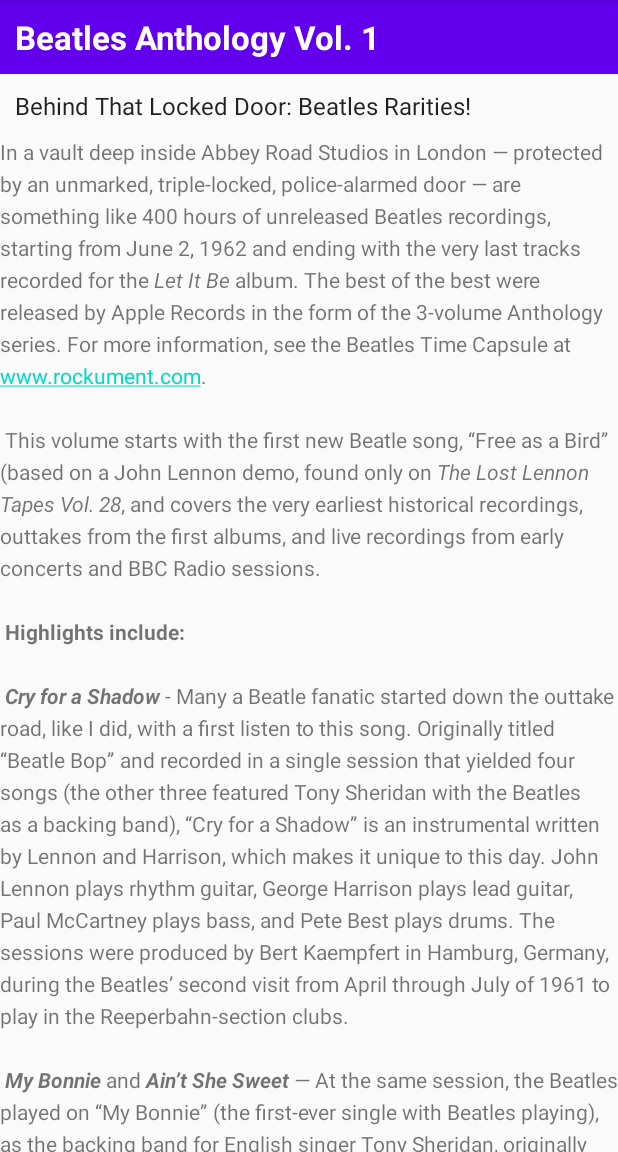
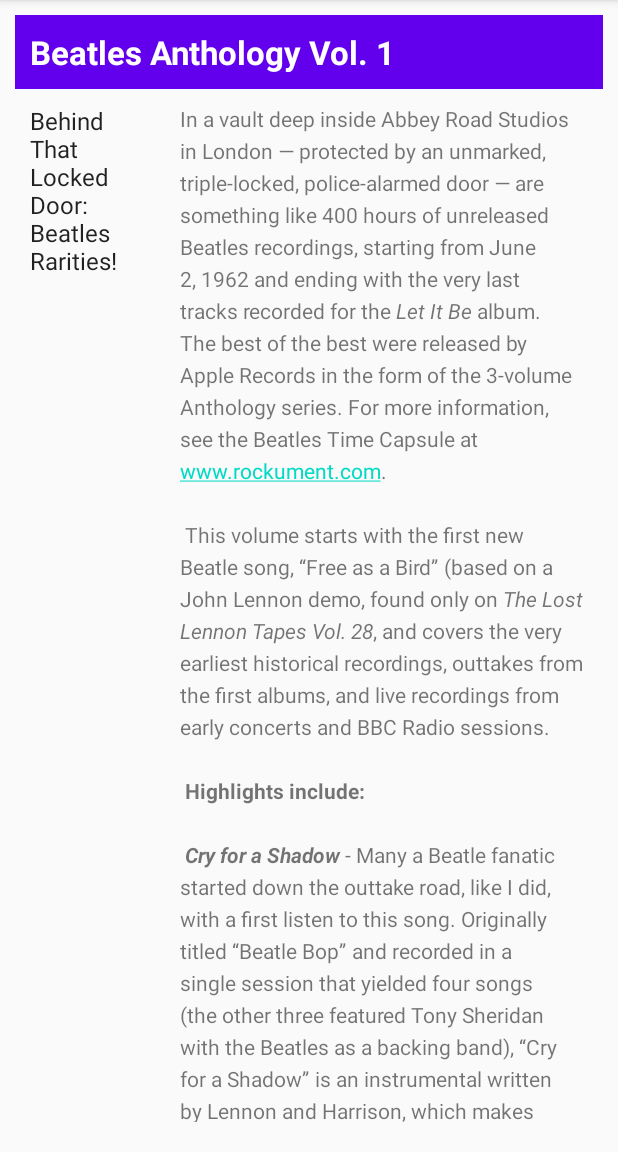
Before and after one commit to RromeroP/ScrollingText2, an Android app: the screen it shows after launch (MainActivity), on a phone screen of 412 x 824 dp, the part 84-1236 px from its top. Run offline under Robolectric (Android 15) with nearby library versions, the phone set to English and light mode, and no system bars.

Commit message:
Additional Exercise

```diff
--- a/app/src/main/res/layout/activity_main.xml
+++ b/app/src/main/res/layout/activity_main.xml
@@ -4,6 +4,7 @@
     xmlns:tools="http://schemas.android.com/tools"
     android:layout_width="match_parent"
     android:layout_height="match_parent"
+    android:padding="@dimen/padding_regular"
     tools:context=".MainActivity">
 
     <TextView
@@ -17,23 +18,32 @@
         android:textColor="@android:color/white"
         android:textStyle="bold" />
 
+    <LinearLayout
+        android:id="@+id/linear"
+        android:layout_width="match_parent"
+        android:layout_height="wrap_content"
+        android:layout_below="@id/article_heading"
+        android:orientation="horizontal">
+
+        <TextView
+            android:id="@+id/article_subheading"
+            android:layout_width="100dp"
+            android:layout_height="wrap_content"
+            android:padding="@dimen/padding_regular"
+            android:text="@string/article_subtitle"
+            android:textAppearance="@android:style/TextAppearance" />
+
+
         <ScrollView
-        android:layout_width="wrap_content"
+            android:layout_width="0dp"
             android:layout_height="wrap_content"
-        android:layout_below="@id/article_heading">
+            android:padding="@dimen/padding_regular"
+            android:layout_weight="1">
 
             <LinearLayout
                 android:layout_width="match_parent"
                 android:layout_height="wrap_content"
                 android:orientation="vertical">
-
-            <TextView
-                android:id="@+id/article_subheading"
-                android:layout_width="match_parent"
-                android:layout_height="wrap_content"
-                android:padding="@dimen/padding_regular"
-                android:text="@string/article_subtitle"
-                android:textAppearance="@android:style/TextAppearance" />
 
                 <TextView
                     android:id="@+id/article"
@@ -50,4 +60,6 @@
                     android:text="@string/add_comment" />
             </LinearLayout>
         </ScrollView>
+    </LinearLayout>
+
 </RelativeLayout>
```
Lines whose indentation alone changed are shown as unchanged.
